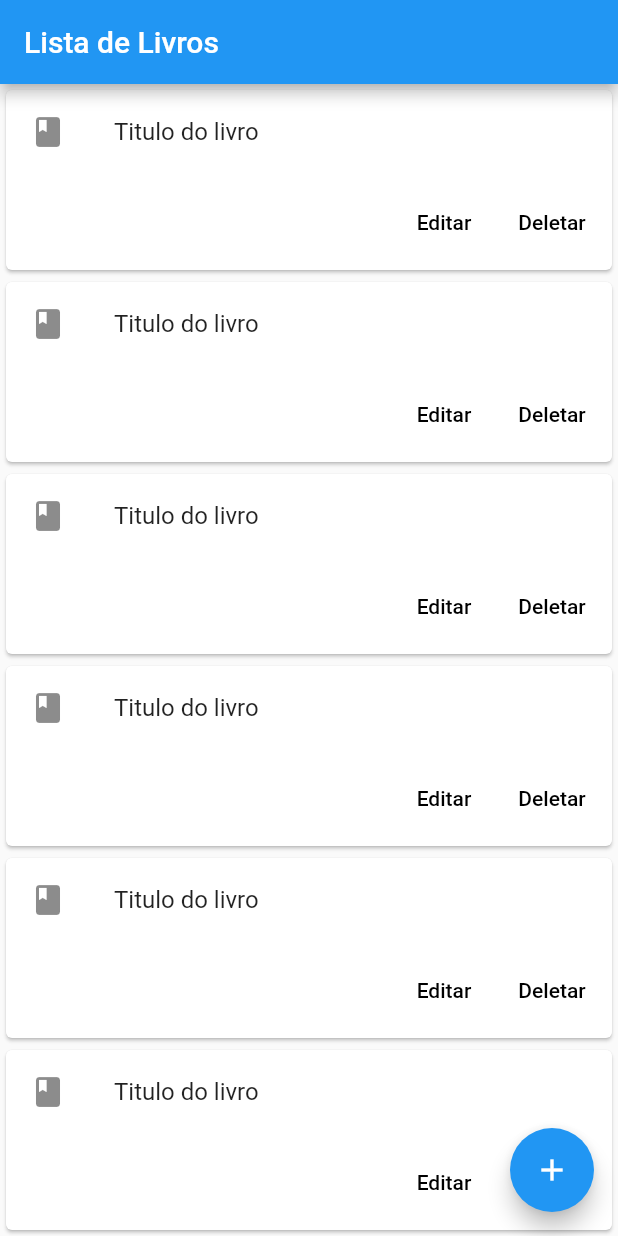
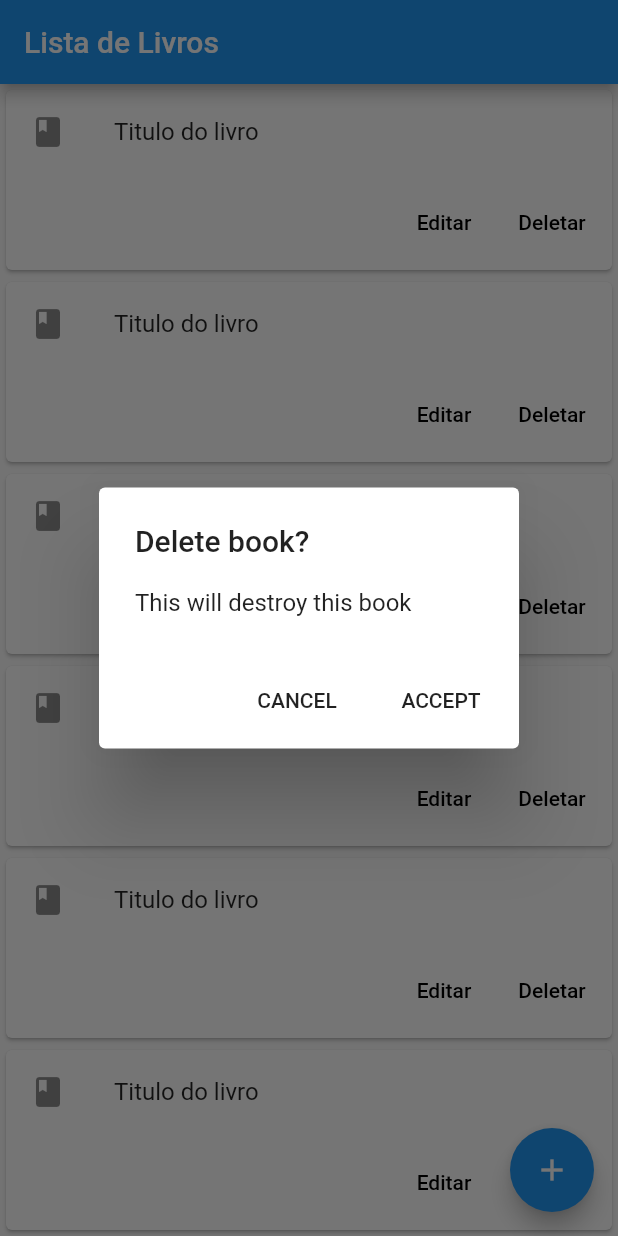
Before and after one commit to Leoxxid/onebitbook_client, a Flutter app: the screen it shows after launch, after a tap on "Deletar", on a phone screen of 412 x 824 dp. Run offline on Flutter 3.47's test engine with Material 2 defaults, Android fonts, the phone set to English and light mode, and no system bars.

Commit message:
clear pubspec and creation of dialog before detroy book

```diff
--- a/lib/components/BookCardComponent.dart
+++ b/lib/components/BookCardComponent.dart
@@ -1,4 +1,5 @@
 import 'package:flutter/material.dart';
+enum ConfirmAction { CANCEL, ACCEPT }
 
 class BookCardComponent extends StatelessWidget {
   final edit = 'Editar';
@@ -6,7 +7,34 @@ class BookCardComponent extends StatelessWidget {
 
   _updateBook() {}
 
-  _deleteBook() {}
+
+  Future<ConfirmAction> _asyncDeleteBook(BuildContext context) async {
+    return showDialog<ConfirmAction>(
+      context: context,
+      barrierDismissible: false, // user must tap button for close dialog!
+      builder: (BuildContext context) {
+        return AlertDialog(
+          title: Text('Delete book?'),
+          content: const Text(
+              'This will destroy this book'),
+          actions: <Widget>[
+            FlatButton(
+              child: const Text('CANCEL'),
+              onPressed: () {
+                Navigator.of(context).pop(ConfirmAction.CANCEL);
+              },
+            ),
+            FlatButton(
+              child: const Text('ACCEPT'),
+              onPressed: () {
+                Navigator.of(context).pop(ConfirmAction.ACCEPT);
+              },
+            )
+          ],
+        );
+      },
+    );
+  }
 
   _showBookDetails(context) {
     Navigator.pushNamed(context, '/bookDetail');
@@ -36,7 +64,7 @@ class BookCardComponent extends StatelessWidget {
                 ),
                 FlatButton(
                   child: Text(delete),
-                  onPressed: () {/* ... */},
+                  onPressed: () {_asyncDeleteBook(context);},
                 ),
               ],
             ),
```
Also changed, not shown: pubspec.yaml (+0 -47 lines).
